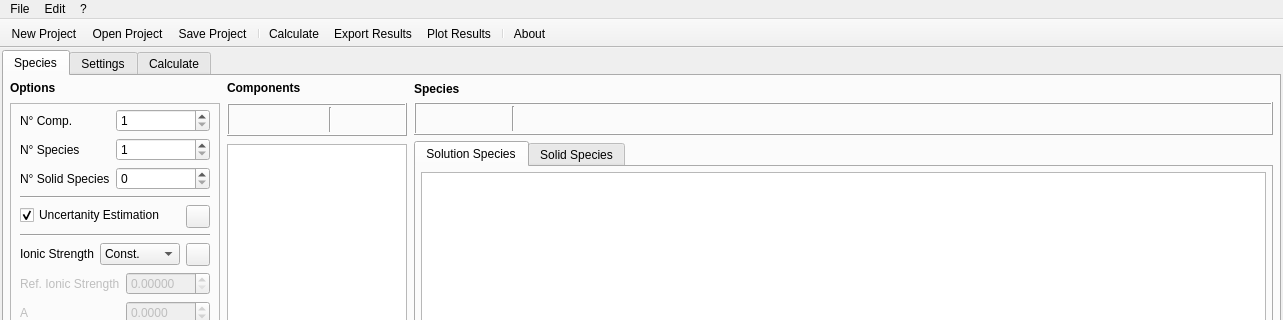
Qt form src/main/python/pyes/ui/PyES_main.ui (Kastakin/PyES) before a commit; both pictures show x 0 to 1283 and y 0 to 320 of the 1283 by 778 pixel window.
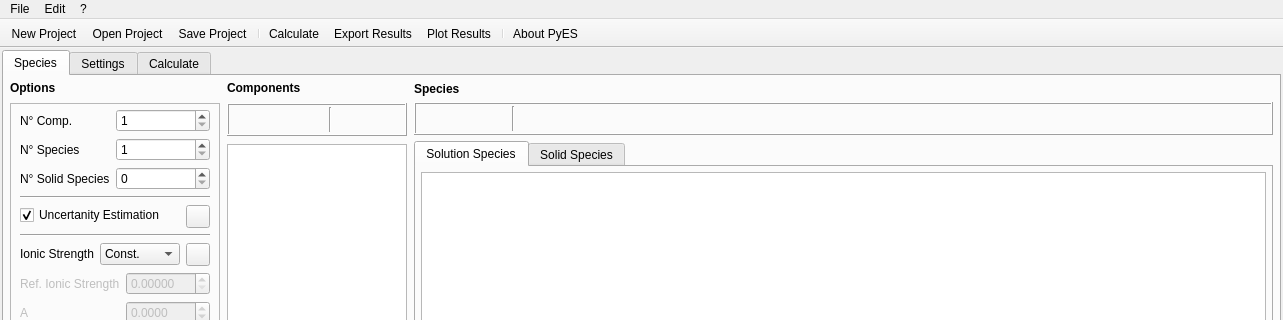
The same form after that commit. Icons and pictures are not drawn.

What changed in the file:
```diff
--- a/src/main/python/pyes/ui/PyES_main.ui
+++ b/src/main/python/pyes/ui/PyES_main.ui
@@ -2178,7 +2178,10 @@
      <normaloff>:/icons/question-frame.png</normaloff>:/icons/question-frame.png</iconset>
    </property>
    <property name="text">
-    <string>About</string>
+    <string>About PyES</string>
+   </property>
+   <property name="toolTip">
+    <string>About PyES</string>
    </property>
    <property name="shortcut">
     <string>Ctrl+H</string>
```
Left out of the diff: 23 changed lines with no effect on the pictures.
